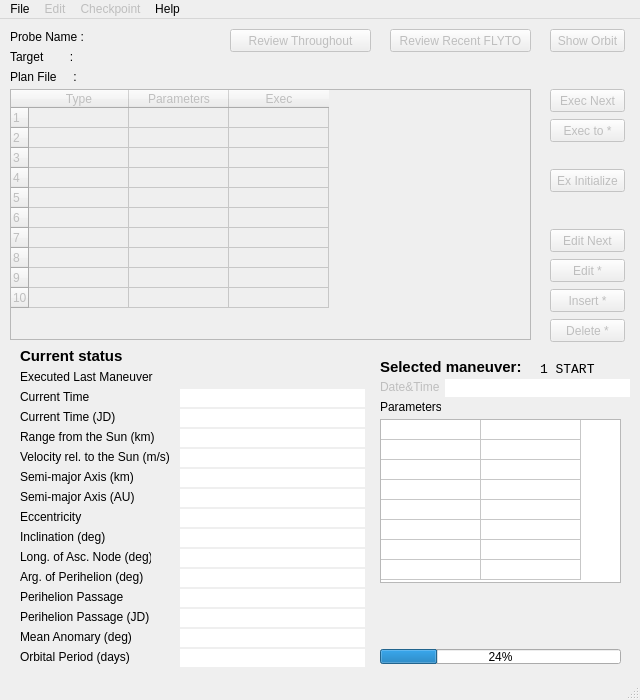
Before: the Qt Designer form ui/mainwindow.ui in whiskie14142/SolarSystemVoyager, drawn with Qt 5.
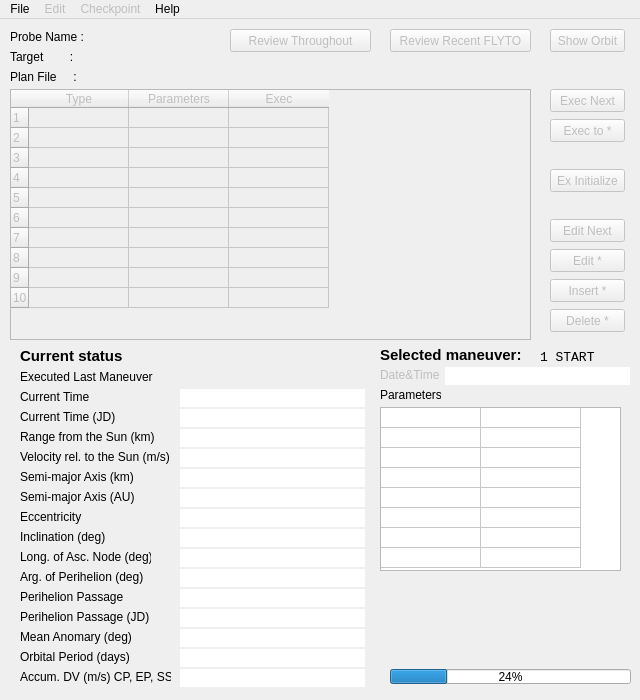
After: the same form once the commit is applied.

```diff
--- a/ui/mainwindow.ui
+++ b/ui/mainwindow.ui
@@ -143,7 +143,7 @@
     <property name="geometry">
      <rect>
       <x>550</x>
-      <y>270</y>
+      <y>260</y>
       <width>75</width>
       <height>23</height>
      </rect>
@@ -187,7 +187,7 @@
     <property name="geometry">
      <rect>
       <x>550</x>
-      <y>240</y>
+      <y>230</y>
       <width>75</width>
       <height>23</height>
      </rect>
@@ -289,7 +289,7 @@
     <property name="geometry">
      <rect>
       <x>550</x>
-      <y>300</y>
+      <y>290</y>
       <width>75</width>
       <height>23</height>
      </rect>
@@ -343,7 +343,7 @@
     <property name="geometry">
      <rect>
       <x>550</x>
-      <y>210</y>
+      <y>200</y>
       <width>75</width>
       <height>23</height>
      </rect>
@@ -643,7 +643,7 @@
     <property name="geometry">
      <rect>
       <x>380</x>
-      <y>340</y>
+      <y>328</y>
       <width>151</width>
       <height>16</height>
      </rect>
@@ -666,7 +666,7 @@
     <property name="geometry">
      <rect>
       <x>380</x>
-      <y>360</y>
+      <y>348</y>
       <width>61</width>
       <height>16</height>
      </rect>
@@ -679,7 +679,7 @@
     <property name="geometry">
      <rect>
       <x>380</x>
-      <y>380</y>
+      <y>368</y>
       <width>61</width>
       <height>16</height>
      </rect>
@@ -695,7 +695,7 @@
     <property name="geometry">
      <rect>
       <x>380</x>
-      <y>400</y>
+      <y>388</y>
       <width>241</width>
       <height>164</height>
      </rect>
@@ -748,8 +748,8 @@
     </property>
     <property name="geometry">
      <rect>
-      <x>380</x>
-      <y>630</y>
+      <x>390</x>
+      <y>650</y>
       <width>241</width>
       <height>15</height>
      </rect>
@@ -762,7 +762,7 @@
     <property name="geometry">
      <rect>
       <x>540</x>
-      <y>342</y>
+      <y>330</y>
       <width>91</width>
       <height>16</height>
      </rect>
@@ -1119,7 +1119,7 @@
     <property name="geometry">
      <rect>
       <x>445</x>
-      <y>360</y>
+      <y>348</y>
       <width>185</width>
       <height>18</height>
      </rect>
@@ -1160,6 +1160,43 @@
      <string/>
     </property>
    </widget>
+   <widget class="QLabel" name="label_21">
+    <property name="geometry">
+     <rect>
+      <x>20</x>
+      <y>650</y>
+      <width>151</width>
+      <height>16</height>
+     </rect>
+    </property>
+    <property name="text">
+     <string>Accum. DV (m/s) CP, EP, SS</string>
+    </property>
+   </widget>
+   <widget class="QLineEdit" name="label_ADV">
+    <property name="geometry">
+     <rect>
+      <x>180</x>
+      <y>650</y>
+      <width>185</width>
+      <height>18</height>
+     </rect>
+    </property>
+    <property name="font">
+     <font>
+      <family>Lucida Console</family>
+     </font>
+    </property>
+    <property name="toolTip">
+     <string/>
+    </property>
+    <property name="frame">
+     <bool>false</bool>
+    </property>
+    <property name="readOnly">
+     <bool>true</bool>
+    </property>
+   </widget>
   </widget>
   <widget class="QMenuBar" name="menubar">
    <property name="geometry">
@@ -1212,7 +1249,6 @@
    <addaction name="menuCheckpoint"/>
    <addaction name="menuHelp"/>
   </widget>
-  <widget class="QStatusBar" name="statusbar"/>
   <action name="actionOpen">
    <property name="text">
     <string>&amp;Open</string>
```
